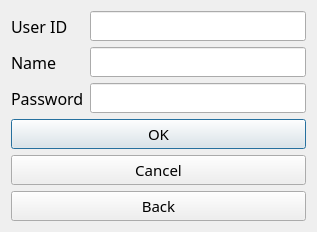
Above: registration.ui from Aloereed/Flightman_Client_DATA130039 before the change. Below: the same form after it.
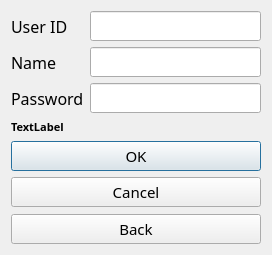
That is the form after the change.

Patch:
```diff
--- a/registration.ui
+++ b/registration.ui
@@ -6,8 +6,8 @@
    <rect>
     <x>0</x>
     <y>0</y>
-    <width>317</width>
-    <height>222</height>
+    <width>272</width>
+    <height>255</height>
    </rect>
   </property>
   <property name="windowTitle">
@@ -95,7 +95,7 @@
      </item>
     </layout>
    </item>
-   <item row="1" column="0">
+   <item row="2" column="0">
     <layout class="QVBoxLayout" name="verticalLayout_3">
      <item>
       <widget class="QDialogButtonBox" name="buttonBox">
@@ -134,6 +134,22 @@
      </item>
     </layout>
    </item>
+   <item row="1" column="0">
+    <widget class="QLabel" name="label_Hint">
+     <property name="font">
+      <font>
+       <family>Yu Gothic UI Semibold</family>
+       <pointsize>8</pointsize>
+       <weight>75</weight>
+       <bold>true</bold>
+       <underline>false</underline>
+      </font>
+     </property>
+     <property name="text">
+      <string>TextLabel</string>
+     </property>
+    </widget>
+   </item>
   </layout>
  </widget>
  <resources/>
```
